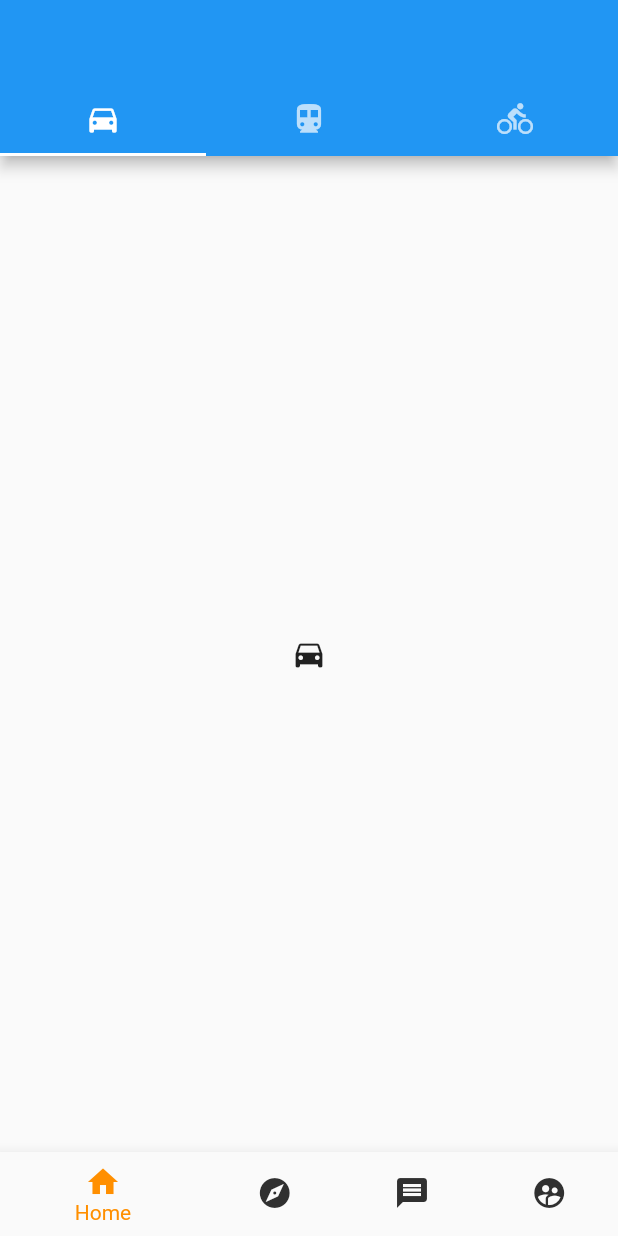
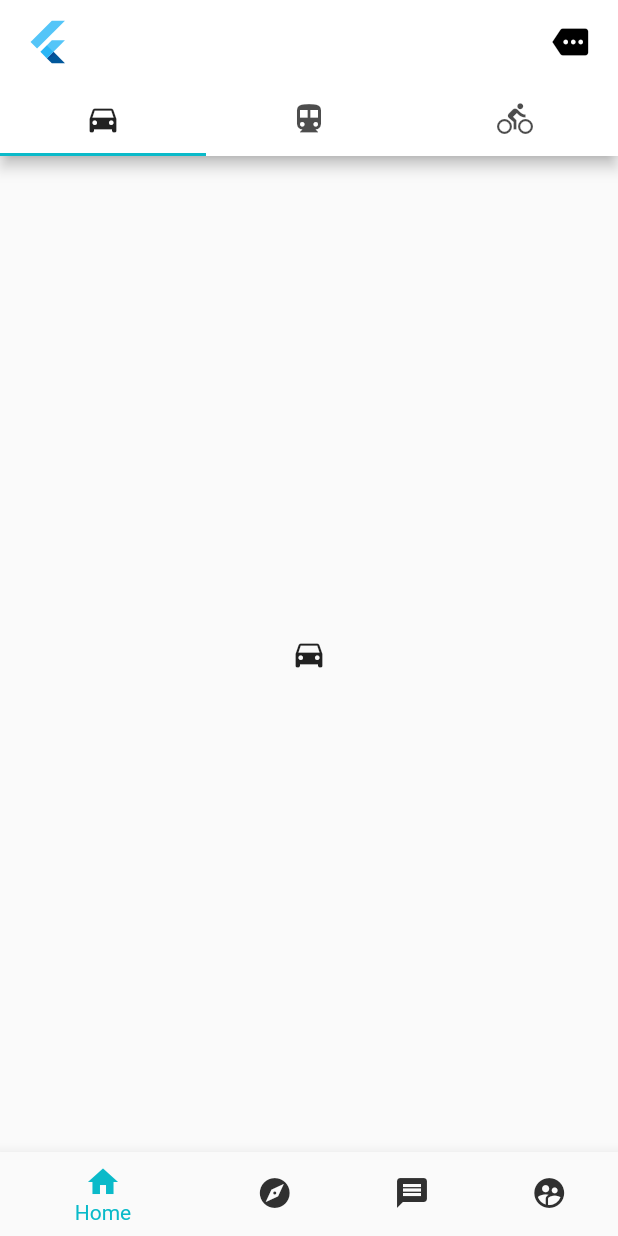
Before and after one commit to VodeniZeko/Flutter, a Flutter app: the screen it shows after launch, on a phone screen of 412 x 824 dp. Run offline on Flutter 3.47's test engine with Material 2 defaults, Android fonts, the phone set to English and light mode, and no system bars.

Commit message:
custom bars

```diff
--- a/player1/lib/main.dart
+++ b/player1/lib/main.dart
@@ -66,7 +66,7 @@ class _MyStatefulWidgetState extends State<MyStatefulWidget> {
         ],
         currentIndex: _selectedIndex,
         unselectedItemColor: Colors.grey[850],
-        selectedItemColor: Colors.amber[800],
+        selectedItemColor: Color.fromRGBO(10, 186, 201, 100),
         onTap: _onItemTapped,
       ),
     );
--- a/player1/lib/pages/home.dart
+++ b/player1/lib/pages/home.dart
@@ -4,10 +4,32 @@ class Home extends StatelessWidget {
   @override
   Widget build(BuildContext context) {
     return MaterialApp(
+      theme: ThemeData(
+        brightness: Brightness.light,
+        primaryColor:
+            Colors.white, //Changing this will change the color of the TabBar
+        accentColor: Color.fromRGBO(10, 186, 201, 100),
+      ),
       home: DefaultTabController(
         length: 3,
         child: Scaffold(
           appBar: AppBar(
+            title: Row(
+              children: <Widget>[
+                Expanded(
+                  child: FittedBox(
+                    fit: BoxFit.contain, // otherwise the logo will be tiny
+                    child: const FlutterLogo(),
+                  ),
+                ),
+                Spacer(flex: 10),
+                // const Text('Deliver features faster',
+                //     textAlign: TextAlign.center),
+                Expanded(
+                  child: Icon(Icons.more),
+                ),
+              ],
+            ),
             bottom: TabBar(
               tabs: [
                 Tab(icon: Icon(Icons.directions_car)),
```
